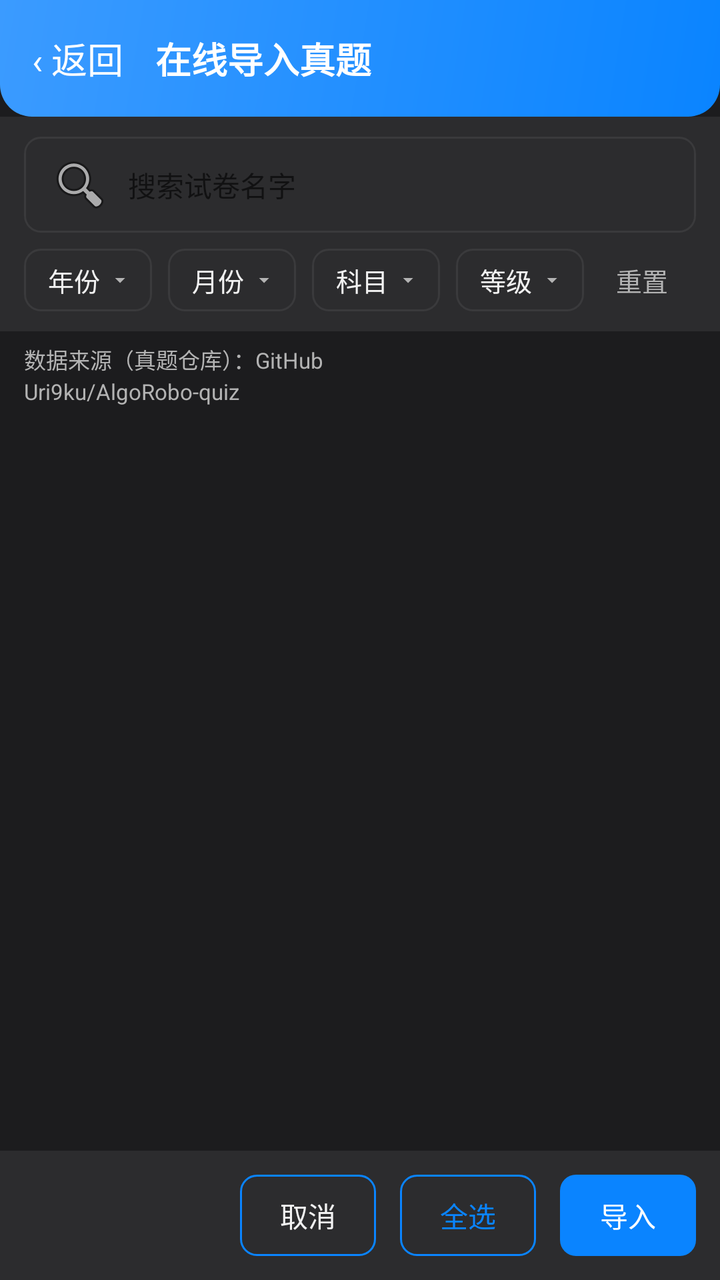
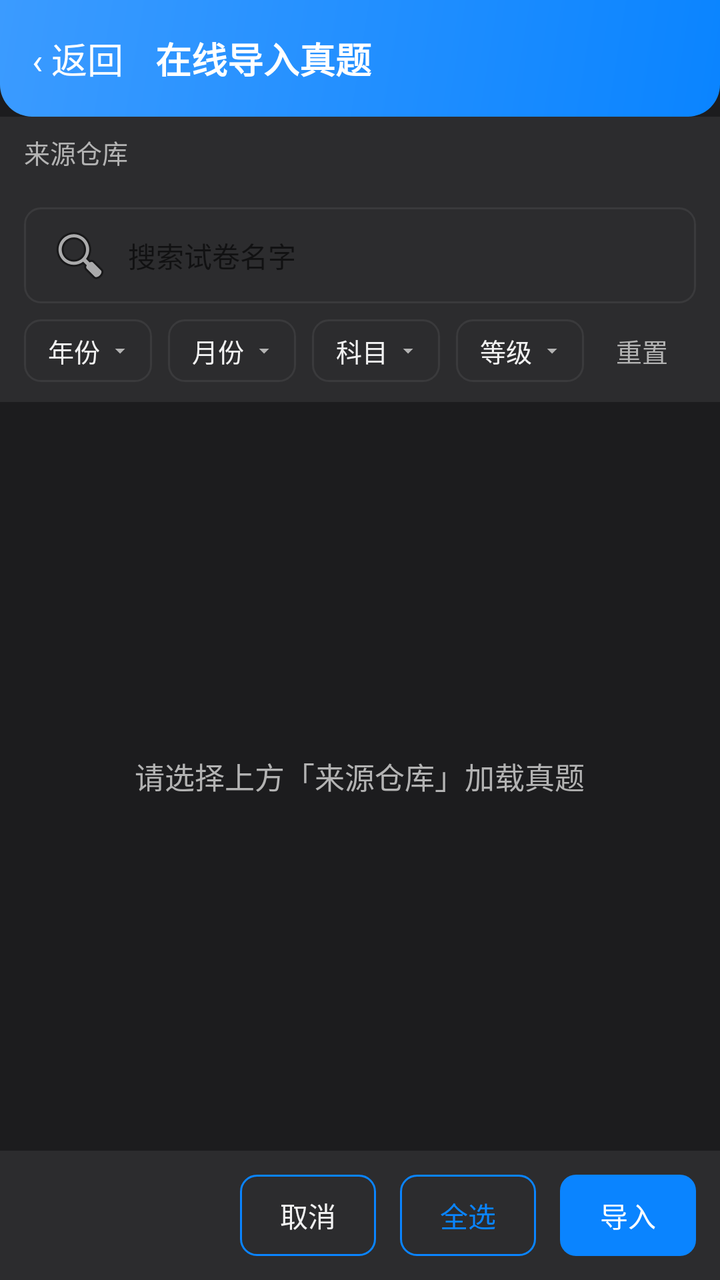

The first picture is an Android layout as it rendered before a commit; the second is the same layout after the commit. The layout source and the unified diff follow.
<!-- AndroidManifest.xml: application theme Theme.AlgoRobo -->
<!-- res/layout/activity_import_online.xml -->
<?xml version="1.0" encoding="utf-8"?>
<FrameLayout xmlns:android="http://schemas.android.com/apk/res/android"
    android:layout_width="match_parent"
    android:layout_height="match_parent"
    android:background="@color/bg_page">
    <LinearLayout
        android:layout_width="match_parent"
        android:layout_height="match_parent"
        android:orientation="vertical">
        <LinearLayout
            android:id="@+id/topBar"
            android:layout_width="match_parent"
            android:layout_height="wrap_content"
            android:orientation="horizontal"
            android:gravity="center_vertical"
            android:padding="16dp"
            android:background="@drawable/bg_result_header_chalk">
            <TextView
                android:id="@+id/btnImportBack"
                android:layout_width="wrap_content"
                android:layout_height="wrap_content"
                android:text="&#8249; 返回"
                android:textSize="18sp"
                android:textColor="@android:color/white" />
            <TextView
                android:layout_width="wrap_content"
                android:layout_height="wrap_content"
                android:layout_marginStart="16dp"
                android:text="在线导入真题"
                android:textSize="18sp"
                android:textStyle="bold"
                android:textColor="@android:color/white" />
        </LinearLayout>
        <LinearLayout
            android:layout_width="match_parent"
            android:layout_height="wrap_content"
            android:orientation="vertical"
            android:background="@color/card_bg"
            android:paddingStart="12dp"
            android:paddingEnd="12dp"
            android:paddingTop="10dp"
            android:paddingBottom="10dp">
            <LinearLayout
                android:layout_width="match_parent"
                android:layout_height="wrap_content"
                android:orientation="horizontal"
                android:gravity="center_vertical">
                <EditText
                    android:id="@+id/etImportSearch"
                    android:layout_width="match_parent"
                    android:layout_height="wrap_content"
                    android:hint="搜索试卷名字"
                    android:textSize="14sp"
                    android:paddingStart="12dp"
                    android:paddingEnd="12dp"
                    android:paddingTop="8dp"
                    android:paddingBottom="8dp"
                    android:background="@drawable/bg_search"
                    android:drawableStart="@android:drawable/ic_menu_search"
                    android:drawablePadding="8dp"
                    android:singleLine="true"
                    android:imeOptions="actionSearch" />
            </LinearLayout>
            <LinearLayout
                android:layout_width="match_parent"
                android:layout_height="wrap_content"
                android:layout_marginTop="8dp"
                android:orientation="horizontal"
                android:gravity="center_vertical">
                <TextView
                    android:id="@+id/btnImportFilterYear"
                    android:layout_width="wrap_content"
                    android:layout_height="wrap_content"
                    android:text="年份"
                    android:textSize="13sp"
                    android:textColor="@color/text_main"
                    android:background="@drawable/bg_filter"
                    android:drawableEnd="@drawable/ic_arrow_down"
                    android:drawablePadding="4dp"
                    android:paddingStart="12dp"
                    android:paddingEnd="10dp"
                    android:paddingTop="6dp"
                    android:paddingBottom="6dp" />
                <TextView
                    android:id="@+id/btnImportFilterMonth"
                    android:layout_width="wrap_content"
                    android:layout_height="wrap_content"
                    android:layout_marginStart="8dp"
                    android:text="月份"
                    android:textSize="13sp"
                    android:textColor="@color/text_main"
                    android:background="@drawable/bg_filter"
                    android:drawableEnd="@drawable/ic_arrow_down"
                    android:drawablePadding="4dp"
                    android:paddingStart="12dp"
                    android:paddingEnd="10dp"
                    android:paddingTop="6dp"
                    android:paddingBottom="6dp" />
                <TextView
                    android:id="@+id/btnImportFilterSubject"
                    android:layout_width="wrap_content"
                    android:layout_height="wrap_content"
                    android:layout_marginStart="8dp"
                    android:text="科目"
                    android:textSize="13sp"
                    android:textColor="@color/text_main"
                    android:background="@drawable/bg_filter"
                    android:drawableEnd="@drawable/ic_arrow_down"
                    android:drawablePadding="4dp"
                    android:paddingStart="12dp"
                    android:paddingEnd="10dp"
                    android:paddingTop="6dp"
                    android:paddingBottom="6dp" />
                <TextView
                    android:id="@+id/btnImportFilterLevel"
                    android:layout_width="wrap_content"
                    android:layout_height="wrap_content"
                    android:layout_marginStart="8dp"
                    android:text="等级"
                    android:textSize="13sp"
                    android:textColor="@color/text_main"
                    android:background="@drawable/bg_filter"
                    android:drawableEnd="@drawable/ic_arrow_down"
                    android:drawablePadding="4dp"
                    android:paddingStart="12dp"
                    android:paddingEnd="10dp"
                    android:paddingTop="6dp"
                    android:paddingBottom="6dp" />
                <TextView
                    android:id="@+id/tvImportFilterReset"
                    android:layout_width="wrap_content"
                    android:layout_height="wrap_content"
                    android:layout_marginStart="8dp"
                    android:text="重置"
                    android:textSize="13sp"
                    android:textColor="@color/text_sub"
                    android:paddingStart="8dp"
                    android:paddingEnd="8dp" />
            </LinearLayout>
        </LinearLayout>
        <TextView
            android:id="@+id/tvImportSource"
            android:layout_width="match_parent"
            android:layout_height="wrap_content"
            android:paddingStart="12dp"
            android:paddingEnd="12dp"
            android:paddingTop="6dp"
            android:paddingBottom="4dp"
            android:text="数据来源（真题仓库）：GitHub\nUri9ku/AlgoRobo-quiz"
            android:textSize="11sp"
            android:lineSpacingExtra="2dp"
            android:textColor="@color/text_sub"
            android:background="@color/bg_page" />
        <ListView
            android:id="@+id/listImportExam"
            android:layout_width="match_parent"
            android:layout_height="0dp"
            android:layout_weight="1"
            android:divider="@android:color/transparent"
            android:dividerHeight="6dp"
            android:paddingStart="12dp"
            android:paddingEnd="12dp"
            android:paddingTop="8dp"
            android:paddingBottom="8dp" />
        <LinearLayout
            android:layout_width="match_parent"
            android:layout_height="wrap_content"
            android:orientation="horizontal"
            android:gravity="center_vertical"
            android:padding="12dp"
            android:background="@color/card_bg">
            <TextView
                android:id="@+id/tvImportCount"
                android:layout_width="0dp"
                android:layout_height="wrap_content"
                android:layout_weight="1"
                android:text=""
                android:textSize="13sp"
                android:textColor="@color/text_sub" />
            <TextView
                android:id="@+id/btnImportCancel"
                android:layout_width="wrap_content"
                android:layout_height="wrap_content"
                android:text="取消"
                android:textSize="14sp"
                android:textColor="@color/text_main"
                android:background="@drawable/bg_btn_outline"
                android:paddingStart="20dp"
                android:paddingEnd="20dp"
                android:paddingTop="10dp"
                android:paddingBottom="10dp" />
            <TextView
                android:id="@+id/btnImportSelectAll"
                android:layout_width="wrap_content"
                android:layout_height="wrap_content"
                android:layout_marginStart="12dp"
                android:text="全选"
                android:textSize="14sp"
                android:textColor="@color/primary"
                android:background="@drawable/bg_btn_outline"
                android:paddingStart="20dp"
                android:paddingEnd="20dp"
                android:paddingTop="10dp"
                android:paddingBottom="10dp" />
            <TextView
                android:id="@+id/btnImportConfirm"
                android:layout_width="wrap_content"
                android:layout_height="wrap_content"
                android:layout_marginStart="12dp"
                android:text="导入"
                android:textSize="14sp"
                android:textColor="@android:color/white"
                android:background="@drawable/bg_btn_primary"
                android:paddingStart="20dp"
                android:paddingEnd="20dp"
                android:paddingTop="10dp"
                android:paddingBottom="10dp" />
        </LinearLayout>
    </LinearLayout>
</FrameLayout>
<!-- resources referenced by this layout -->
<resources>
  <color name="bg_page">#1C1C1E</color>
  <color name="card_bg">#2C2C2E</color>
  <color name="primary">#0A84FF</color>
  <color name="text_main">#F2F2F2</color>
  <color name="text_sub">#B3B3B3</color>
  <!-- drawable bg_btn_outline (drawable) -->
  <?xml version="1.0" encoding="utf-8"?>
  <shape xmlns:android="http://schemas.android.com/apk/res/android">
      <solid android:color="@color/card_bg" />
      <corners android:radius="8dp" />
      <stroke android:width="1dp" android:color="@color/primary" />
  </shape>
  <!-- drawable bg_btn_primary (drawable) -->
  <?xml version="1.0" encoding="utf-8"?>
  <shape xmlns:android="http://schemas.android.com/apk/res/android">
      <solid android:color="@color/primary" />
      <corners android:radius="8dp" />
  </shape>
  <!-- drawable bg_filter (drawable) -->
  <?xml version="1.0" encoding="utf-8"?>
  <shape xmlns:android="http://schemas.android.com/apk/res/android">
      <solid android:color="@color/card_bg" />
      <corners android:radius="8dp" />
      <stroke android:width="1dp" android:color="@color/divider" />
  </shape>
  <!-- drawable bg_result_header_chalk (drawable) -->
  <?xml version="1.0" encoding="utf-8"?>
  <shape xmlns:android="http://schemas.android.com/apk/res/android" android:shape="rectangle">
      <gradient android:startColor="#0A84FF" android:endColor="#3B9BFF" android:angle="135" />
      <corners android:bottomLeftRadius="16dp" android:bottomRightRadius="16dp" />
  </shape>
  <!-- drawable bg_search (drawable) -->
  <?xml version="1.0" encoding="utf-8"?>
  <shape xmlns:android="http://schemas.android.com/apk/res/android">
      <solid android:color="@color/card_bg" />
      <corners android:radius="8dp" />
      <stroke android:width="1dp" android:color="@color/divider" />
  </shape>
  <!-- drawable ic_arrow_down (drawable) -->
  <?xml version="1.0" encoding="utf-8"?>
  <vector xmlns:android="http://schemas.android.com/apk/res/android"
      android:width="12dp" android:height="12dp"
      android:viewportWidth="24" android:viewportHeight="24">
      <path android:fillColor="@color/text_sub"
          android:pathData="M7,10l5,5 5,-5z" />
  </vector>
  <style name="Theme.AlgoRobo" parent="Theme.AppCompat.DayNight.NoActionBar">
          <item name="colorPrimary">@color/primary</item>
          <item name="colorPrimaryDark">@color/primary_dark</item>
          <item name="colorAccent">@color/primary</item>
          <item name="android:windowBackground">@color/bg_page</item>
          <item name="android:navigationBarColor">@color/bg_page</item>
          <item name="android:windowLightStatusBar">false</item>
          <item name="android:windowLayoutInDisplayCutoutMode">shortEdges</item>
      </style>
  <color name="divider">#3A3A3C</color>
  <color name="primary_dark">#0A84FF</color>
</resources>

<!-- the commit's change to res/layout/activity_import_online.xml (unified diff, before → after) -->
@@ -30,6 +30,38 @@
                 android:textSize="18sp"
                 android:textStyle="bold"
                 android:textColor="@android:color/white" />
+        </LinearLayout>
+        
+        <LinearLayout
+            android:layout_width="match_parent"
+            android:layout_height="wrap_content"
+            android:orientation="horizontal"
+            android:gravity="center_vertical"
+            android:background="@color/card_bg"
+            android:paddingStart="12dp"
+            android:paddingEnd="12dp"
+            android:paddingTop="8dp"
+            android:paddingBottom="8dp">
+            <TextView
+                android:layout_width="wrap_content"
+                android:layout_height="wrap_content"
+                android:text="来源仓库"
+                android:textSize="13sp"
+                android:textColor="@color/text_sub" />
+            <HorizontalScrollView
+                android:id="@+id/hsvImportRepos"
+                android:layout_width="0dp"
+                android:layout_height="wrap_content"
+                android:layout_weight="1"
+                android:layout_marginStart="10dp"
+                android:scrollbars="none"
+                android:fillViewport="false">
+                <LinearLayout
+                    android:id="@+id/llImportRepos"
+                    android:layout_width="wrap_content"
+                    android:layout_height="wrap_content"
+                    android:orientation="horizontal" />
+            </HorizontalScrollView>
         </LinearLayout>
         <LinearLayout
             android:layout_width="match_parent"
@@ -138,31 +170,32 @@
                     android:paddingEnd="8dp" />
             </LinearLayout>
         </LinearLayout>
-        <TextView
-            android:id="@+id/tvImportSource"
-            android:layout_width="match_parent"
-            android:layout_height="wrap_content"
-            android:paddingStart="12dp"
-            android:paddingEnd="12dp"
-            android:paddingTop="6dp"
-            android:paddingBottom="4dp"
-            android:text="数据来源（真题仓库）：GitHub\nUri9ku/AlgoRobo-quiz"
-            android:textSize="11sp"
-            android:lineSpacingExtra="2dp"
-            android:textColor="@color/text_sub"
-            android:background="@color/bg_page" />
-        <ListView
-            android:id="@+id/listImportExam"
+        <FrameLayout
             android:layout_width="match_parent"
             android:layout_height="0dp"
-            android:layout_weight="1"
-            android:divider="@android:color/transparent"
-            android:dividerHeight="6dp"
-            android:paddingStart="12dp"
-            android:paddingEnd="12dp"
-            android:paddingTop="8dp"
-            android:paddingBottom="8dp" />
-        <LinearLayout
+            android:layout_weight="1">
+            <ListView
+                android:id="@+id/listImportExam"
+                android:layout_width="match_parent"
+                android:layout_height="match_parent"
+                android:divider="@android:color/transparent"
+                android:dividerHeight="6dp"
+                android:paddingStart="12dp"
+                android:paddingEnd="12dp"
+                android:paddingTop="8dp"
+                android:paddingBottom="8dp" />
+            <TextView
+                android:id="@+id/tvImportEmpty"
+                android:layout_width="wrap_content"
+                android:layout_height="wrap_content"
+                android:layout_gravity="center"
+                android:text="请选择上方「来源仓库」加载真题"
+                android:textSize="15sp"
+                android:textColor="@color/text_sub"
+                android:gravity="center" />
+        </FrameLayout>
+        <LinearLayout
+            android:id="@+id/llImportBottom"
             android:layout_width="match_parent"
             android:layout_height="wrap_content"
             android:orientation="horizontal"
